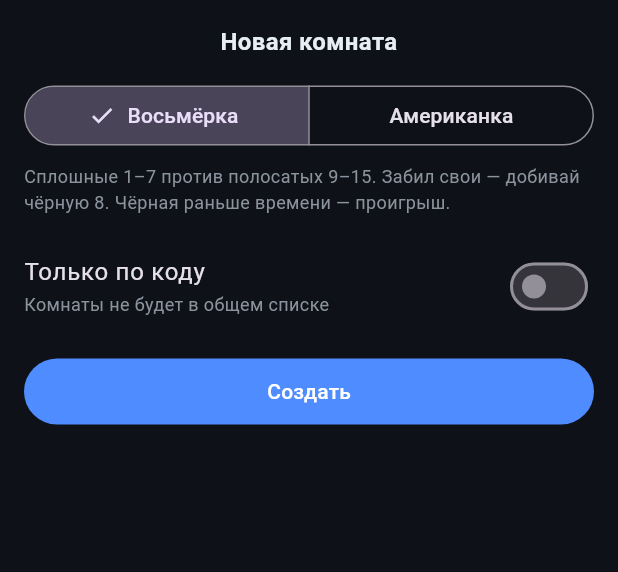
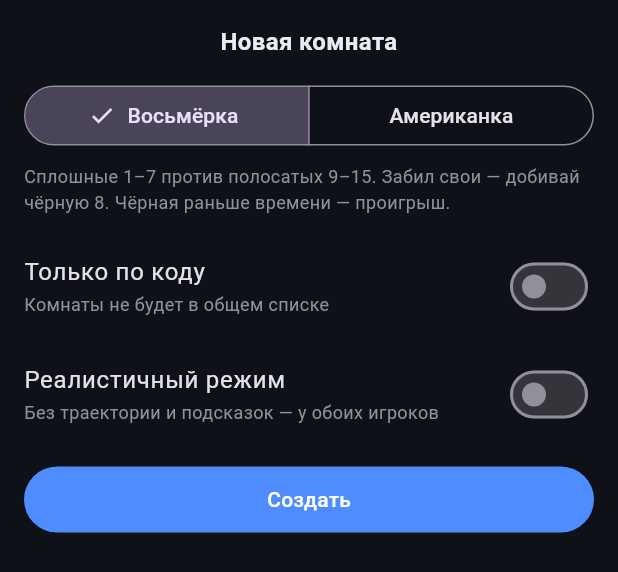
Before and after one commit to yanikto-boop/KOGPK_Schedule, a Flutter app: the _CreateSheet widget shown alone on an empty page, opened directly with empty values, on a phone screen of 412 x 824 dp. Shown: the top 572 px of the screen. Run offline on Flutter 3.47's test engine with Material 3 defaults, Android fonts, the phone set to English and light mode, and no system bars; our stand-ins replace audioplayers, device_info_plus, flutter_local_notifications, flutter_map, latlong2, package_info_plus and 1 more; missing offline and left inert: home_widget, workmanager; accounts and stored records are empty; network calls fail; statements that could not run were skipped.

Commit message:
Бильярд: реалистичный режим задаётся при создании комнаты (сервер), зеркало APK на нашем сервере
Co-Authored-By: Claude Sonnet 5.5 <noreply@anthropic.com>

```diff
--- a/lib/games/pool/pool_client.dart
+++ b/lib/games/pool/pool_client.dart
@@ -137,8 +137,10 @@ class PoolClient extends ChangeNotifier {
 
   void send(Map<String, dynamic> m) => _ch?.sink.add(jsonEncode(m));
 
-  void create(String mode, {required bool private}) => send({'t': 'create', 'mode': mode, 'private': private});
-  void withBot(String mode, int level) => send({'t': 'bot', 'mode': mode, 'level': level});
+  void create(String mode, {required bool private, bool realistic = false}) =>
+      send({'t': 'create', 'mode': mode, 'private': private, 'realistic': realistic});
+  void withBot(String mode, int level, {bool realistic = false}) =>
+      send({'t': 'bot', 'mode': mode, 'level': level, 'realistic': realistic});
   void join(String id) => send({'t': 'join', 'room': id});
   void leave() => send({'t': 'leave'});
   void ready() => send({'t': 'ready'});
--- a/lib/games/pool/pool_lobby.dart
+++ b/lib/games/pool/pool_lobby.dart
@@ -161,6 +161,7 @@ class _CreateSheetState extends State<_CreateSheet> {
   String mode = 'pool';
   int level = 2;
   bool private = false;
+  bool realistic = false;
 
   @override
   void initState() {
@@ -218,12 +219,20 @@ class _CreateSheetState extends State<_CreateSheet> {
                 value: private,
                 onChanged: (v) => setState(() => private = v),
               ),
+            SwitchListTile(
+              contentPadding: EdgeInsets.zero,
+              title: const Text('Реалистичный режим'),
+              subtitle: const Text('Без траектории и подсказок — у обоих игроков',
+                  style: TextStyle(color: AppColors.textDim, fontSize: 12)),
+              value: realistic,
+              onChanged: (v) => setState(() => realistic = v),
+            ),
             const SizedBox(height: 10),
             FilledButton(
               onPressed: () {
                 SharedPreferences.getInstance().then((p) => p.setString('pool_mode', mode));
                 final c = PoolClient.instance;
-                widget.bot ? c.withBot(mode, level) : c.create(mode, private: private);
+                widget.bot ? c.withBot(mode, level, realistic: realistic) : c.create(mode, private: private, realistic: realistic);
                 Navigator.pop(context);
               },
               child: Padding(padding: const EdgeInsets.all(12), child: Text(widget.bot ? 'Начать' : 'Создать')),
```
Also changed, not shown: lib/games/pool/pool_table.dart (+2 -33 lines), lib/services/update_service.dart (+10 -0 lines).
